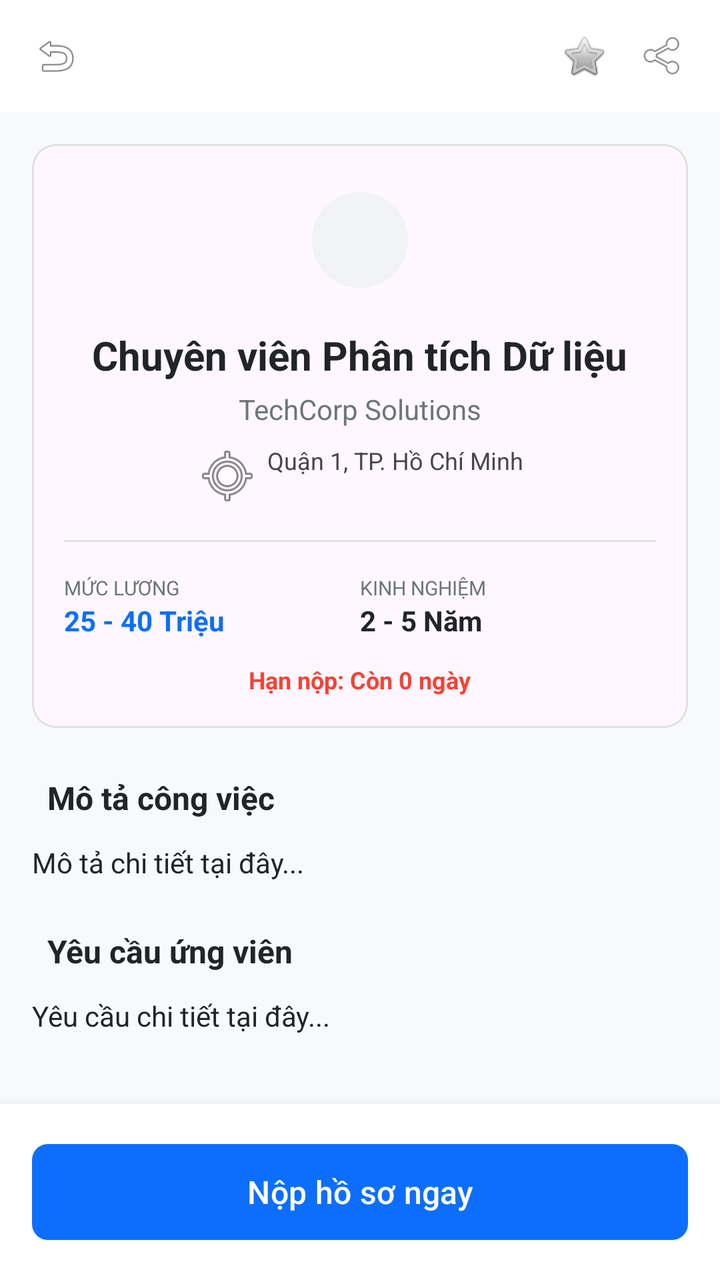
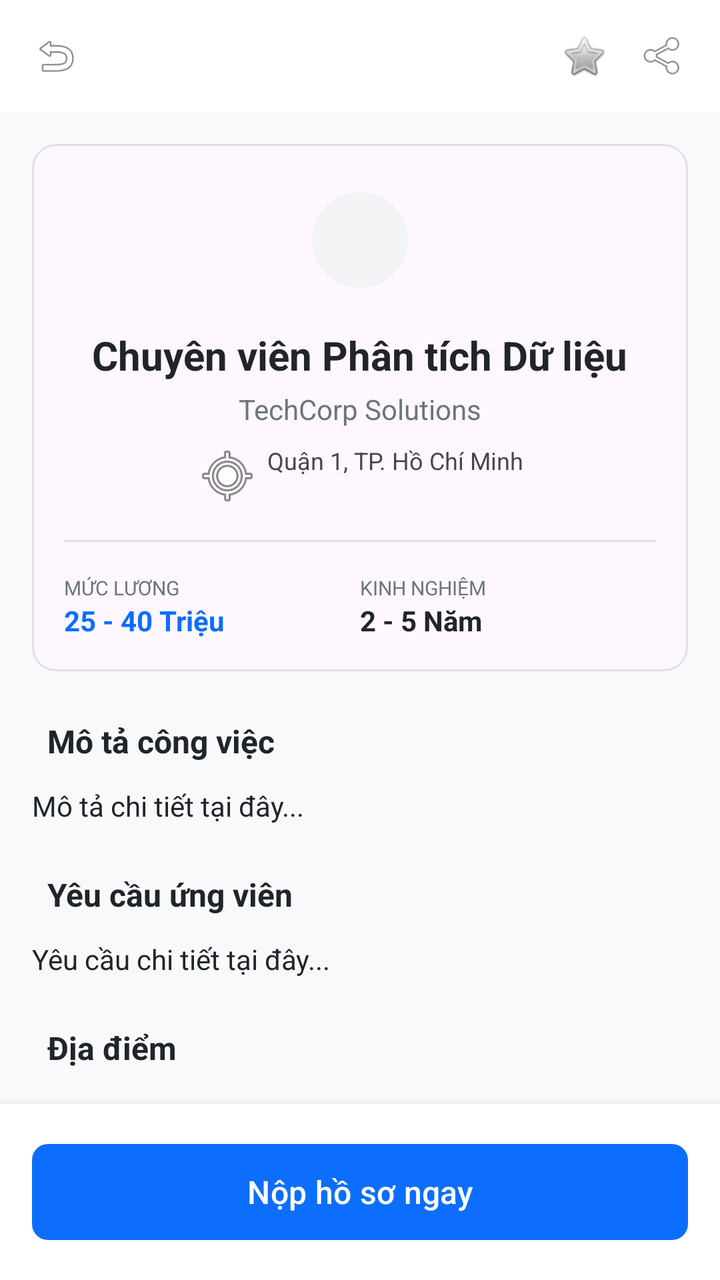

Before-and-after screenshots of an Android layout around one commit, followed by the original layout XML and the change that was made.
<!-- AndroidManifest.xml: application theme Theme.JobSearchApp -->
<!-- res/layout/candidate_activity_job_detail.xml -->
<?xml version="1.0" encoding="utf-8"?>
<RelativeLayout xmlns:android="http://schemas.android.com/apk/res/android"
    xmlns:app="http://schemas.android.com/apk/res-auto"
    android:layout_width="match_parent"
    android:layout_height="match_parent"
    android:background="@color/background_gray">

    
    <androidx.constraintlayout.widget.ConstraintLayout
        android:id="@+id/topBar"
        android:layout_width="match_parent"
        android:layout_height="56dp"
        android:background="@color/white"
        android:paddingHorizontal="16dp">

        <ImageView
            android:id="@+id/ivBack"
            android:layout_width="24dp"
            android:layout_height="24dp"
            android:src="@android:drawable/ic_menu_revert"
            app:layout_constraintTop_toTopOf="parent"
            app:layout_constraintBottom_toBottomOf="parent"
            app:layout_constraintStart_toStartOf="parent" />

        <ImageView
            android:id="@+id/ivShare"
            android:layout_width="24dp"
            android:layout_height="24dp"
            android:src="@android:drawable/ic_menu_share"
            app:layout_constraintTop_toTopOf="parent"
            app:layout_constraintBottom_toBottomOf="parent"
            app:layout_constraintEnd_toEndOf="parent" />

        <ImageView
            android:id="@+id/ivHeart"
            android:layout_width="24dp"
            android:layout_height="24dp"
            android:src="@android:drawable/btn_star"
            android:layout_marginEnd="16dp"
            app:layout_constraintTop_toTopOf="parent"
            app:layout_constraintBottom_toBottomOf="parent"
            app:layout_constraintEnd_toStartOf="@id/ivShare" />
    </androidx.constraintlayout.widget.ConstraintLayout>

    
    <TextView
        android:id="@+id/tvAppliedStatus"
        android:layout_width="match_parent"
        android:layout_height="wrap_content"
        android:layout_below="@id/topBar"
        android:background="#E3F2FD"
        android:padding="12dp"
        android:text="Trạng thái đơn: Đang xem xét"
        android:textColor="@color/primary"
        android:textStyle="bold"
        android:textSize="14sp"
        android:gravity="center"
        android:visibility="gone" />

    <androidx.core.widget.NestedScrollView
        android:layout_width="match_parent"
        android:layout_height="match_parent"
        android:layout_below="@id/tvAppliedStatus"
        android:layout_above="@id/btnApplyContainer"
        android:padding="16dp">

        <LinearLayout
            android:layout_width="match_parent"
            android:layout_height="wrap_content"
            android:orientation="vertical">

            
            <com.google.android.material.card.MaterialCardView
                android:layout_width="match_parent"
                android:layout_height="wrap_content"
                app:cardCornerRadius="12dp"
                app:cardElevation="0dp"
                app:strokeWidth="1dp"
                app:strokeColor="@color/gray_border">

                <LinearLayout
                    android:layout_width="match_parent"
                    android:layout_height="wrap_content"
                    android:orientation="vertical"
                    android:padding="16dp"
                    android:gravity="center_horizontal">

                    <com.google.android.material.imageview.ShapeableImageView
                        android:id="@+id/ivDetailLogo"
                        android:layout_width="64dp"
                        android:layout_height="64dp"
                        android:src="@android:drawable/sym_def_app_icon"
                        app:shapeAppearanceOverlay="@style/CircleImage"
                        android:background="@color/gray_light"
                        android:padding="8dp"/>

                    <TextView
                        android:id="@+id/tvDetailTitle"
                        android:layout_width="wrap_content"
                        android:layout_height="wrap_content"
                        android:text="Chuyên viên Phân tích Dữ liệu"
                        android:textSize="20sp"
                        android:textStyle="bold"
                        android:textColor="@color/text_main"
                        android:layout_marginTop="12dp"
                        android:gravity="center"/>

                    <TextView
                        android:id="@+id/tvDetailCompany"
                        android:layout_width="wrap_content"
                        android:layout_height="wrap_content"
                        android:text="TechCorp Solutions"
                        android:textColor="@color/text_sub"
                        android:layout_marginTop="4dp"/>

                    <TextView
                        android:id="@+id/tvDetailLocation"
                        android:layout_width="wrap_content"
                        android:layout_height="wrap_content"
                        android:text="Quận 1, TP. Hồ Chí Minh"
                        android:textSize="12sp"
                        android:layout_marginTop="8dp"
                        android:drawableStart="@android:drawable/ic_menu_mylocation"
                        android:drawablePadding="4dp"/>

                    <View
                        android:layout_width="match_parent"
                        android:layout_height="1dp"
                        android:background="@color/gray_border"
                        android:layout_marginVertical="16dp"/>

                    <GridLayout
                        android:layout_width="match_parent"
                        android:layout_height="wrap_content"
                        android:columnCount="2"
                        android:rowCount="2">
                        
                        <LinearLayout android:layout_width="0dp" android:layout_height="wrap_content" android:layout_columnWeight="1" android:orientation="vertical">
                            <TextView android:layout_width="wrap_content" android:layout_height="wrap_content" android:text="MỨC LƯƠNG" android:textSize="10sp" android:textColor="@color/text_sub"/>
                            <TextView android:id="@+id/tvDetailSalary" android:layout_width="wrap_content" android:layout_height="wrap_content" android:text="25 - 40 Triệu" android:textColor="@color/primary" android:textStyle="bold"/>
                        </LinearLayout>
                        <LinearLayout android:layout_width="0dp" android:layout_height="wrap_content" android:layout_columnWeight="1" android:orientation="vertical">
                            <TextView android:layout_width="wrap_content" android:layout_height="wrap_content" android:text="KINH NGHIỆM" android:textSize="10sp" android:textColor="@color/text_sub"/>
                            <TextView android:id="@+id/tvDetailExp" android:layout_width="wrap_content" android:layout_height="wrap_content" android:text="2 - 5 Năm" android:textColor="@color/text_main" android:textStyle="bold"/>
                        </LinearLayout>
                    </GridLayout>

                    <TextView
                        android:id="@+id/tvDetailDeadline"
                        android:layout_width="wrap_content"
                        android:layout_height="wrap_content"
                        android:text="Hạn nộp: Còn 0 ngày"
                        android:textColor="#F44336"
                        android:textSize="12sp"
                        android:layout_marginTop="12dp"
                        android:textStyle="bold"/>
                </LinearLayout>
            </com.google.android.material.card.MaterialCardView>

            
            <TextView android:layout_width="wrap_content" android:layout_height="wrap_content" android:text="Mô tả công việc" android:textStyle="bold" android:layout_marginTop="24dp" android:textSize="16sp" android:textColor="@color/text_main" android:drawableStart="@drawable/bg_tag" android:drawablePadding="8dp"/>
            <TextView android:id="@+id/tvDetailDesc" android:layout_width="match_parent" android:layout_height="wrap_content" android:layout_marginTop="12dp" android:text="Mô tả chi tiết tại đây..." android:textColor="@color/text_main" android:lineSpacingExtra="4dp"/>

            <TextView android:layout_width="wrap_content" android:layout_height="wrap_content" android:text="Yêu cầu ứng viên" android:textStyle="bold" android:layout_marginTop="24dp" android:textSize="16sp" android:textColor="@color/text_main" android:drawableStart="@drawable/bg_tag" android:drawablePadding="8dp"/>
            <TextView android:id="@+id/tvDetailReq" android:layout_width="match_parent" android:layout_height="wrap_content" android:layout_marginTop="12dp" android:text="Yêu cầu chi tiết tại đây..." android:textColor="@color/text_main" android:lineSpacingExtra="4dp"/>

            
            <TextView android:layout_width="wrap_content" android:layout_height="wrap_content" android:text="Địa điểm" android:textStyle="bold" android:layout_marginTop="24dp" android:textSize="16sp" android:textColor="@color/text_main" android:drawableStart="@drawable/bg_tag" android:drawablePadding="8dp"/>
            <com.google.android.material.card.MaterialCardView
                android:layout_width="match_parent"
                android:layout_height="150dp"
                android:layout_marginTop="12dp"
                app:cardCornerRadius="8dp"
                app:cardBackgroundColor="@color/gray_light">
                <ImageView android:layout_width="48dp" android:layout_height="48dp" android:layout_gravity="center" android:src="@android:drawable/ic_dialog_map"/>
            </com.google.android.material.card.MaterialCardView>
            <TextView android:id="@+id/tvDetailFullAddress" android:layout_width="match_parent" android:layout_height="wrap_content" android:layout_marginTop="8dp" android:text="Địa chỉ chi tiết của công ty..." android:textSize="13sp" android:textColor="@color/text_sub"/>

        </LinearLayout>
    </androidx.core.widget.NestedScrollView>

    
    <LinearLayout
        android:id="@+id/btnApplyContainer"
        android:layout_width="match_parent"
        android:layout_height="wrap_content"
        android:layout_alignParentBottom="true"
        android:background="@color/white"
        android:padding="16dp"
        android:elevation="8dp">
        <com.google.android.material.button.MaterialButton
            android:id="@+id/btnApplyNow"
            android:layout_width="match_parent"
            android:layout_height="56dp"
            android:text="Nộp hồ sơ ngay"
            android:textAllCaps="false"
            android:textSize="16sp"
            app:cornerRadius="8dp"/>
    </LinearLayout>

</RelativeLayout>
<!-- resources referenced by this layout -->
<resources>
  <color name="background_gray">#F8F9FA</color>
  <color name="gray_border">#E0E0E0</color>
  <color name="gray_light">#F1F3F5</color>
  <color name="primary">#0D6EFD</color>
  <color name="text_main">#212529</color>
  <color name="text_sub">#6C757D</color>
  <color name="white">#FFFFFF</color>
  <!-- drawable bg_tag (drawable) -->
  <?xml version="1.0" encoding="utf-8"?>
  <shape xmlns:android="http://schemas.android.com/apk/res/android">
      <solid android:color="@color/tag_bg" />
      <corners android:radius="16dp" />
  </shape>
  <style name="CircleImage" parent="">
          <item name="cornerSize">50%</item>
      </style>
  <style name="Theme.JobSearchApp" parent="Base.Theme.JobSearchApp" />
  <color name="tag_bg">#F1F3F5</color>
  <style name="Base.Theme.JobSearchApp" parent="Theme.Material3.DayNight.NoActionBar">
          
          <item name="colorPrimary">@color/primary</item>
          <item name="android:navigationBarColor">@color/white</item>
          <item name="android:statusBarColor">@color/white</item>
          <item name="android:windowLightStatusBar">true</item>
      </style>
</resources>

<!-- the commit's change to res/layout/candidate_activity_job_detail.xml (unified diff, before → after) -->
@@ -42,25 +42,11 @@
             app:layout_constraintEnd_toStartOf="@id/ivShare" />
     </androidx.constraintlayout.widget.ConstraintLayout>
 
-    
-    <TextView
-        android:id="@+id/tvAppliedStatus"
-        android:layout_width="match_parent"
-        android:layout_height="wrap_content"
-        android:layout_below="@id/topBar"
-        android:background="#E3F2FD"
-        android:padding="12dp"
-        android:text="Trạng thái đơn: Đang xem xét"
-        android:textColor="@color/primary"
-        android:textStyle="bold"
-        android:textSize="14sp"
-        android:gravity="center"
-        android:visibility="gone" />
 
     <androidx.core.widget.NestedScrollView
         android:layout_width="match_parent"
         android:layout_height="match_parent"
-        android:layout_below="@id/tvAppliedStatus"
+        android:layout_below="@id/topBar"
         android:layout_above="@id/btnApplyContainer"
         android:padding="16dp">
 
@@ -145,15 +131,6 @@
                         </LinearLayout>
                     </GridLayout>
 
-                    <TextView
-                        android:id="@+id/tvDetailDeadline"
-                        android:layout_width="wrap_content"
-                        android:layout_height="wrap_content"
-                        android:text="Hạn nộp: Còn 0 ngày"
-                        android:textColor="#F44336"
-                        android:textSize="12sp"
-                        android:layout_marginTop="12dp"
-                        android:textStyle="bold"/>
                 </LinearLayout>
             </com.google.android.material.card.MaterialCardView>
 
@@ -187,7 +164,24 @@
         android:layout_alignParentBottom="true"
         android:background="@color/white"
         android:padding="16dp"
-        android:elevation="8dp">
+        android:elevation="8dp"
+        android:orientation="vertical">
+
+        
+        <TextView
+            android:id="@+id/tvAppliedStatus"
+            android:layout_width="match_parent"
+            android:layout_height="wrap_content"
+            android:background="#E3F2FD"
+            android:padding="12dp"
+            android:layout_marginBottom="12dp"
+            android:text="Trạng thái đơn: Đang xem xét"
+            android:textColor="@color/primary"
+            android:textStyle="bold"
+            android:textSize="15sp"
+            android:gravity="center"
+            android:visibility="gone" />
+
         <com.google.android.material.button.MaterialButton
             android:id="@+id/btnApplyNow"
             android:layout_width="match_parent"
@@ -196,6 +190,17 @@
             android:textAllCaps="false"
             android:textSize="16sp"
             app:cornerRadius="8dp"/>
+
+        <com.google.android.material.button.MaterialButton
+            android:id="@+id/btnViewAppliedCv"
+            android:layout_width="match_parent"
+            android:layout_height="56dp"
+            android:text="Xem CV đã nộp"
+            android:textAllCaps="false"
+            android:textSize="16sp"
+            app:cornerRadius="8dp"
+            android:visibility="gone"
+            style="@style/Widget.MaterialComponents.Button.OutlinedButton"/>
     </LinearLayout>
 
 </RelativeLayout>
